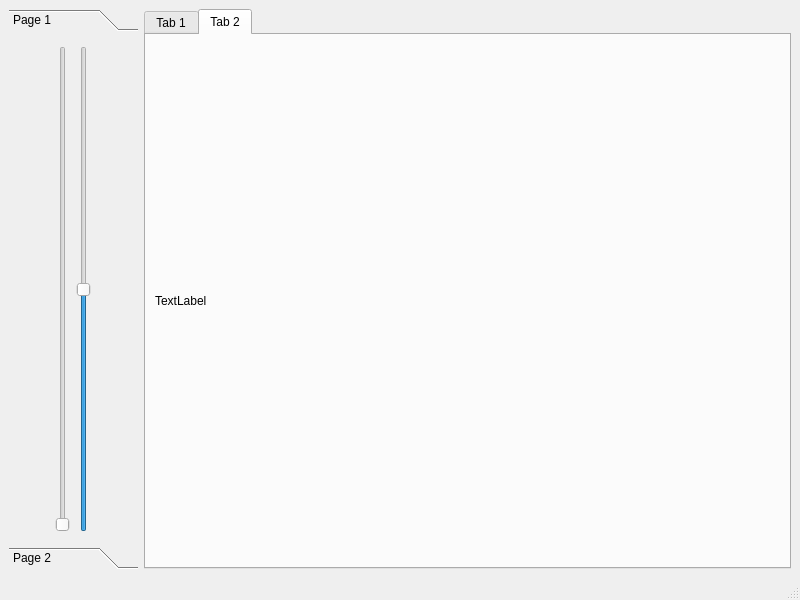
Above: Qt5Gui/mainwindow.ui from uly55e5/GP-ng before the change. Below: the same form after it.
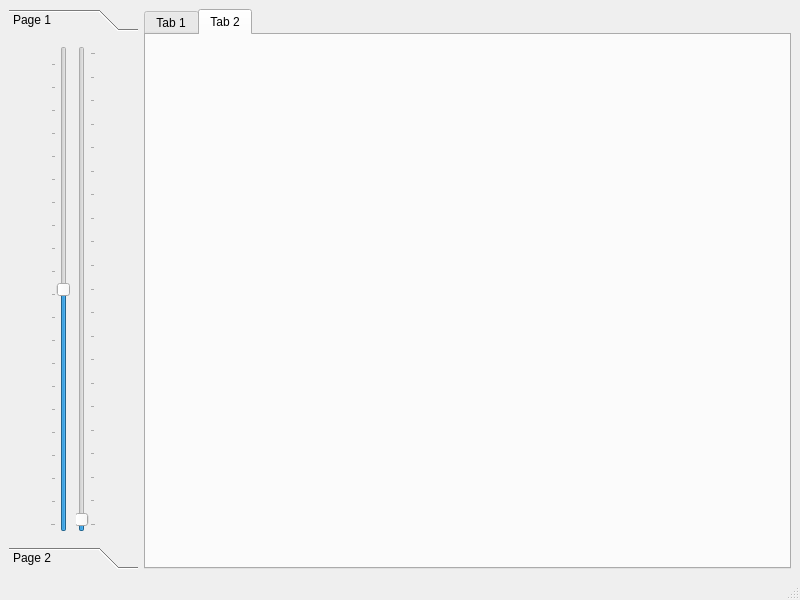
That is the form after the change. The open tabs and pages were chosen to show the change.

Commit message: added contrast/brightness slider functionality

Patch:
```diff
--- a/Qt5Gui/mainwindow.ui
+++ b/Qt5Gui/mainwindow.ui
@@ -26,7 +26,7 @@
          <x>0</x>
          <y>0</y>
          <width>129</width>
-         <height>476</height>
+         <height>482</height>
         </rect>
        </property>
        <attribute name="label">
@@ -37,28 +37,58 @@
          <layout class="QHBoxLayout" name="horizontalLayout_3">
           <item>
            <widget class="QSlider" name="brightnessSlider">
+            <property name="minimum">
+             <number>-256</number>
+            </property>
             <property name="maximum">
              <number>256</number>
             </property>
+            <property name="singleStep">
+             <number>1</number>
+            </property>
+            <property name="pageStep">
+             <number>25</number>
+            </property>
+            <property name="tracking">
+             <bool>false</bool>
+            </property>
             <property name="orientation">
              <enum>Qt::Vertical</enum>
             </property>
+            <property name="tickPosition">
+             <enum>QSlider::TicksAbove</enum>
+            </property>
+            <property name="tickInterval">
+             <number>25</number>
+            </property>
            </widget>
           </item>
           <item>
            <widget class="QSlider" name="contrastSlider">
             <property name="minimum">
-             <number>-5</number>
+             <number>0</number>
             </property>
             <property name="maximum">
-             <number>5</number>
+             <number>1000</number>
             </property>
             <property name="pageStep">
              <number>1</number>
             </property>
+            <property name="value">
+             <number>10</number>
+            </property>
+            <property name="tracking">
+             <bool>false</bool>
+            </property>
             <property name="orientation">
              <enum>Qt::Vertical</enum>
             </property>
+            <property name="tickPosition">
+             <enum>QSlider::TicksBelow</enum>
+            </property>
+            <property name="tickInterval">
+             <number>50</number>
+            </property>
            </widget>
           </item>
          </layout>
@@ -118,21 +148,7 @@
        <attribute name="title">
         <string>Tab 2</string>
        </attribute>
-       <layout class="QVBoxLayout" name="verticalLayout">
-        <item>
-         <widget class="QLabel" name="label">
-          <property name="sizePolicy">
-           <sizepolicy hsizetype="Expanding" vsizetype="Expanding">
-            <horstretch>0</horstretch>
-            <verstretch>0</verstretch>
-           </sizepolicy>
-          </property>
-          <property name="text">
-           <string>TextLabel</string>
-          </property>
-         </widget>
-        </item>
-       </layout>
+       <layout class="QVBoxLayout" name="verticalLayout"/>
       </widget>
      </widget>
     </item>
```
Left out of the diff: 20 changed lines with no effect on the pictures. The commit also changes 7 other files.
